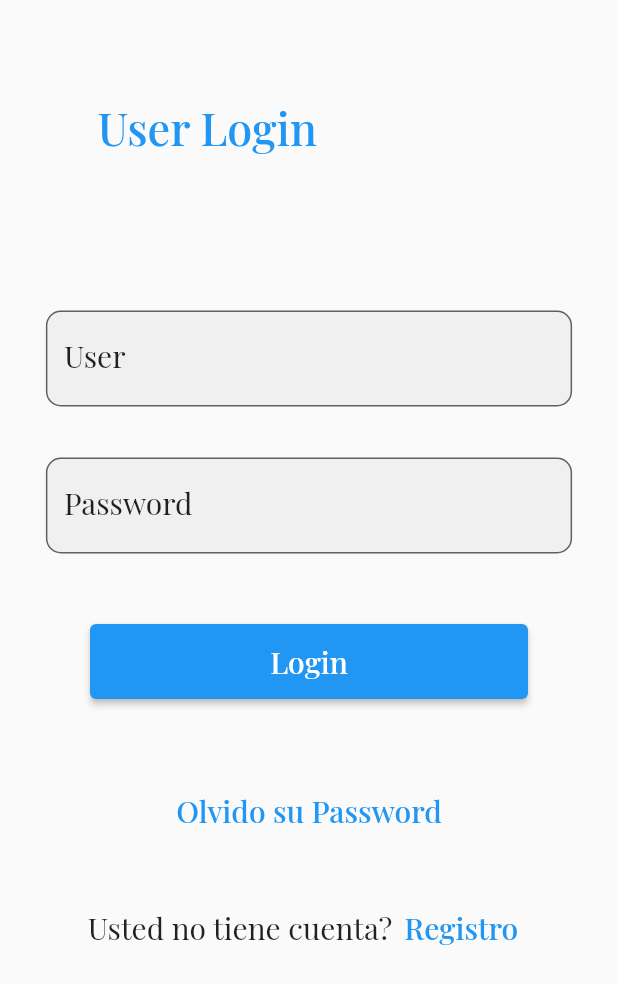
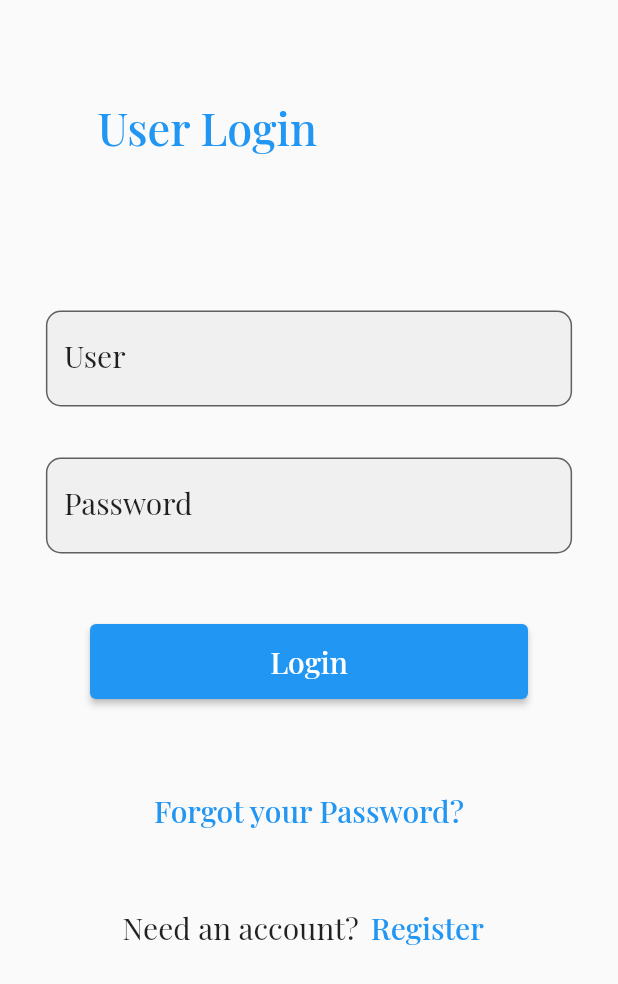
Before and after one commit to NMaximiliano/RLinkers, a Flutter app: the MyLoginPage widget shown alone on an empty page, opened directly, on a phone screen of 412 x 824 dp. Shown: the top 984 px of the screen. Run offline on Flutter 3.47's test engine with Material 2 defaults, Android fonts, the light colour scheme and no system bars; our stand-ins replace cloud_firestore, email_validator, file_picker, firebase_auth, firebase_core, firebase_database and 5 more; accounts and stored records are empty; generated files the repository leaves out were written again; network calls fail; statements that could not run were skipped.

Commit message:
Actualizado el idioma en los otros menus

```diff
--- a/lib/pages/login_page.dart
+++ b/lib/pages/login_page.dart
@@ -112,7 +112,7 @@ class _MyStatefulWidgetState extends State<MyLoginPage> {
                         ));
                       },
                       child: Text(
-                        'Olvido su Password',
+                        'Forgot your Password?',
                         style: TextStyle(
                             fontSize: 20,
                             fontFamily:
@@ -127,7 +127,7 @@ class _MyStatefulWidgetState extends State<MyLoginPage> {
                     Row(
                       children: <Widget>[
                         Text(
-                          'Usted no tiene cuenta?',
+                          'Need an account?',
                           style: TextStyle(
                               fontSize: 20,
                               fontFamily:
@@ -137,7 +137,7 @@ class _MyStatefulWidgetState extends State<MyLoginPage> {
                         ),
                         TextButton(
                           child: Text(
-                            'Registro',
+                            'Register',
                             style: TextStyle(
                                 fontSize: 20,
                                 fontFamily: GoogleFonts
```
